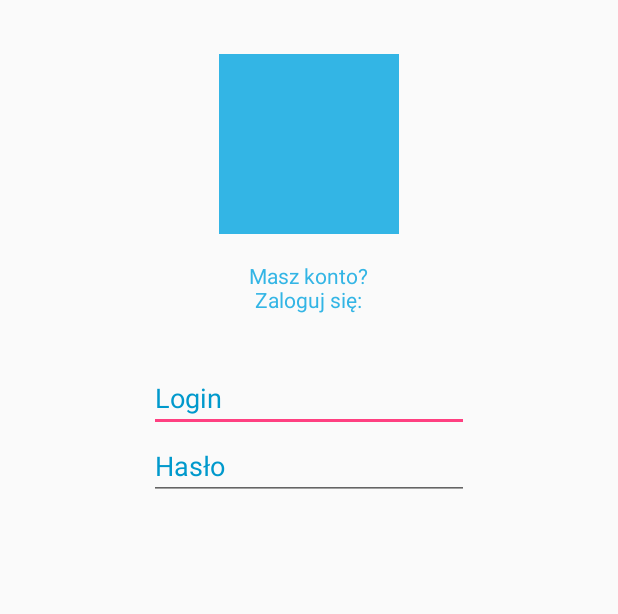
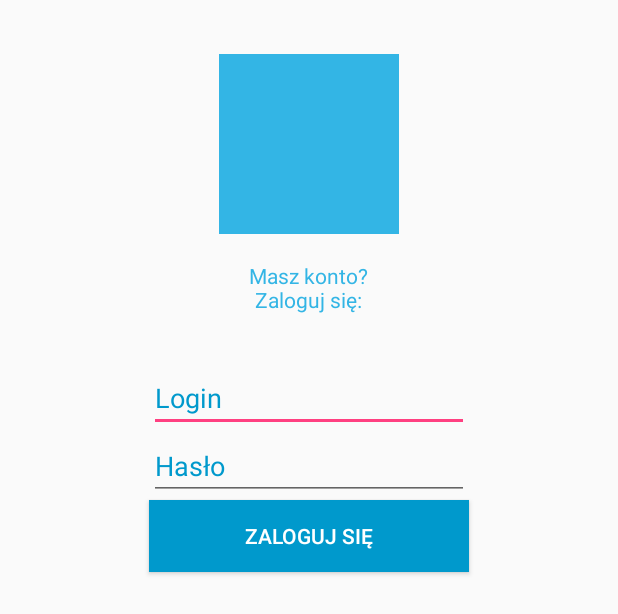
Before and after one commit to Tomasz-sys/aplikacja_mobilna_komunikator, an Android app: the layout activity_login.xml on its own in the app's theme, with its tools: preview values and no code run, on a phone screen of 412 x 824 dp. Shown: the top 614 px of the screen. Run offline under Robolectric (Android 15) with nearby library versions, the phone set to English and light mode, and no system bars.

Commit message:
Add LoginButton

```diff
--- a/Komunikator/app/src/main/res/layout/activity_login.xml
+++ b/Komunikator/app/src/main/res/layout/activity_login.xml
@@ -47,4 +47,16 @@
         android:inputType="textPersonName"
         android:text="@string/password_text"
         android:textColor="@android:color/holo_blue_dark" />
+
+    <Button
+        android:id="@+id/loginButton"
+        android:layout_width="wrap_content"
+        android:layout_height="wrap_content"
+        android:layout_alignLeft="@+id/passwordEditText"
+        android:layout_alignRight="@+id/passwordEditText"
+        android:layout_below="@+id/passwordEditText"
+        android:layout_centerHorizontal="true"
+        android:background="@android:color/holo_blue_dark"
+        android:text="@string/login_button_text"
+        android:textColor="@android:color/white" />
 </RelativeLayout>
--- a/Komunikator/app/src/main/res/values/strings.xml
+++ b/Komunikator/app/src/main/res/values/strings.xml
@@ -3,4 +3,5 @@
     <string name="login_question_text">Masz konto?\nZaloguj się:</string>
     <string name="login_text">Login</string>
     <string name="password_text">Hasło</string>
+    <string name="login_button_text">Zaloguj się</string>
 </resources>
```
